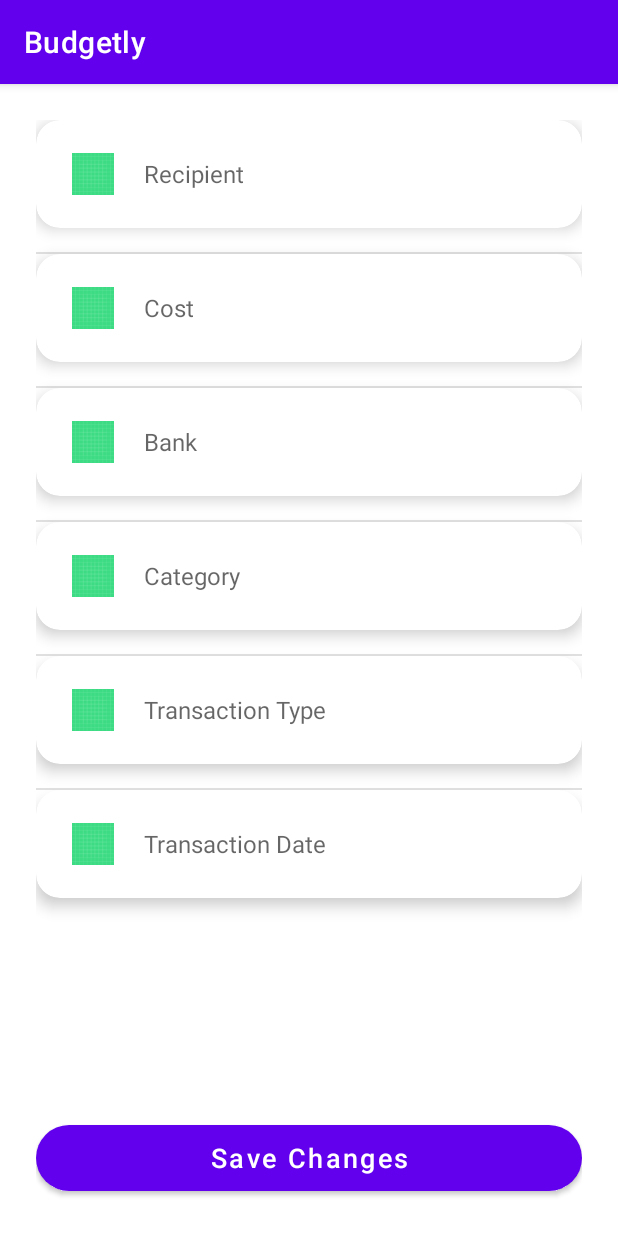
After one commit to Macuh/Budgetly, an Android app: the fragment EditTransactionFragment shown on its own in the app's theme, on a phone screen of 412 x 824 dp. The commit adds this screen. Run offline under Robolectric (Android 15) with nearby library versions, the phone set to English and light mode, and no system bars.

Commit message:
Added edit transaction fragment

```diff
--- /dev/null
+++ b/app/src/main/java/com/example/budgetly/main/listeners/EditTransactionButtonClickListener.java
@@ -0,0 +1,26 @@
+package com.example.budgetly.main.listeners;
+
+import android.view.View;
+
+import androidx.navigation.NavController;
+import androidx.navigation.Navigation;
+
+import com.example.budgetly.ui.transactionDetails.TransactionDetailsFragmentDirections;
+
+public class EditTransactionButtonClickListener implements View.OnClickListener {
+
+    private final String transactionId;
+
+    public EditTransactionButtonClickListener(String transactionId) {
+        this.transactionId = transactionId;
+    }
+
+    @Override
+    public void onClick(View v) {
+        TransactionDetailsFragmentDirections.ActionNavigationTransactionDetailsToEditTransaction action =
+                TransactionDetailsFragmentDirections.actionNavigationTransactionDetailsToEditTransaction(transactionId);
+
+        NavController navController = Navigation.findNavController(v);
+        navController.navigate(action);
+    }
+}
--- /dev/null
+++ b/app/src/main/java/com/example/budgetly/ui/editTransaction/EditTransactionFragment.java
@@ -0,0 +1,31 @@
+package com.example.budgetly.ui.editTransaction;
+
+import android.os.Bundle;
+import android.view.LayoutInflater;
+import android.view.View;
+import android.view.ViewGroup;
+
+import androidx.annotation.NonNull;
+import androidx.fragment.app.Fragment;
+
+import com.example.budgetly.databinding.FragmentEditTransactionBinding;
+
+
+public class EditTransactionFragment extends Fragment {
+
+    public EditTransactionFragment() {
+        // Required empty public constructor
+    }
+
+
+    @Override
+    public void onCreate(Bundle savedInstanceState) {
+        super.onCreate(savedInstanceState);
+    }
+
+    @Override
+    public View onCreateView(@NonNull LayoutInflater inflater, ViewGroup container, Bundle savedInstanceState) {
+        FragmentEditTransactionBinding binding = FragmentEditTransactionBinding.inflate(inflater, container, false);
+        return binding.getRoot();
+    }
+}
--- a/app/src/main/java/com/example/budgetly/ui/transactionDetails/TransactionDetailsFragment.java
+++ b/app/src/main/java/com/example/budgetly/ui/transactionDetails/TransactionDetailsFragment.java
@@ -15,6 +15,7 @@ import com.example.budgetly.R;
 import com.example.budgetly.databinding.FragmentTransactionDetailsBinding;
 import com.example.budgetly.main.dto.TransactionEntryDto;
 import com.example.budgetly.main.listeners.DeleteTransactionButtonClickListener;
+import com.example.budgetly.main.listeners.EditTransactionButtonClickListener;
 import com.example.budgetly.main.utils.DateUtils;
 
 import java.math.BigDecimal;
@@ -83,8 +84,12 @@ public class TransactionDetailsFragment extends Fragment {
         updateTextViewsInfo(binding, transactionDetailsViewModel, transactionEntryDto, recipientTransactions);
 
         DeleteTransactionButtonClickListener deleteClickListener = deleteClickListenerFactory.create(transactionId);
-        Button button = binding.btnDelete;
-        button.setOnClickListener(deleteClickListener);
+        Button deleteButton = binding.btnDelete;
+        deleteButton.setOnClickListener(deleteClickListener);
+
+        EditTransactionButtonClickListener editClickListener = new EditTransactionButtonClickListener(transactionId);
+        Button editButton = binding.btnEdit;
+        editButton.setOnClickListener(editClickListener);
 
         return binding.getRoot();
     }
--- a/app/src/main/res/layout/activity_main.xml
+++ b/app/src/main/res/layout/activity_main.xml
@@ -1,5 +1,6 @@
 <?xml version="1.0" encoding="utf-8"?>
-<androidx.constraintlayout.widget.ConstraintLayout xmlns:android="http://schemas.android.com/apk/res/android"
+<androidx.constraintlayout.widget.ConstraintLayout
+    xmlns:android="http://schemas.android.com/apk/res/android"
     xmlns:app="http://schemas.android.com/apk/res-auto"
     android:id="@+id/container"
     android:layout_width="match_parent"
@@ -22,7 +23,7 @@
         android:id="@+id/nav_host_fragment_activity_main"
         android:name="androidx.navigation.fragment.NavHostFragment"
         android:layout_width="match_parent"
-        android:layout_height="match_parent"
+        android:layout_height="0dp"
         app:defaultNavHost="true"
         app:layout_constraintBottom_toTopOf="@id/nav_view"
         app:layout_constraintLeft_toLeftOf="parent"
--- /dev/null
+++ b/app/src/main/res/layout/fragment_edit_transaction.xml
@@ -0,0 +1,263 @@
+<?xml version="1.0" encoding="utf-8"?>
+<androidx.constraintlayout.widget.ConstraintLayout
+    xmlns:android="http://schemas.android.com/apk/res/android"
+    xmlns:app="http://schemas.android.com/apk/res-auto"
+    android:layout_width="match_parent"
+    android:layout_height="match_parent"
+    android:padding="24dp">
+
+    <!-- Scroll container for inputs -->
+    <ScrollView
+        android:id="@+id/scrollContainer"
+        android:layout_width="0dp"
+        android:layout_height="0dp"
+        android:clipToPadding="false"
+        app:layout_constraintTop_toTopOf="parent"
+        app:layout_constraintBottom_toTopOf="@id/saveButton"
+        app:layout_constraintStart_toStartOf="parent"
+        app:layout_constraintEnd_toEndOf="parent"
+        android:paddingTop="0dp">
+
+        <LinearLayout
+            android:id="@+id/formContainer"
+            android:orientation="vertical"
+            android:layout_width="match_parent"
+            android:layout_height="wrap_content"
+            android:divider="?attr/dividerHorizontal"
+            android:showDividers="middle">
+
+            <!-- Recipient Card -->
+            <com.google.android.material.card.MaterialCardView
+                android:layout_width="match_parent"
+                android:layout_height="72dp"
+                android:layout_marginBottom="16dp"
+                app:cardElevation="6dp"
+                app:cardCornerRadius="16dp"
+                android:foreground="?attr/selectableItemBackground">
+
+                <LinearLayout
+                    android:layout_width="match_parent"
+                    android:layout_height="match_parent"
+                    android:orientation="horizontal"
+                    android:gravity="center_vertical"
+                    android:paddingHorizontal="24dp">
+
+                    <ImageView
+                        android:layout_width="28dp"
+                        android:layout_height="28dp"
+                        android:src="@drawable/ic_launcher_background" />
+
+                    <com.google.android.material.textfield.TextInputEditText
+                        android:id="@+id/recipientEditText"
+                        android:layout_width="0dp"
+                        android:layout_height="wrap_content"
+                        android:layout_marginStart="20dp"
+                        android:layout_weight="1"
+                        android:hint="Recipient"
+                        android:textColor="@color/white"
+                        android:textSize="16sp"
+                        android:background="@null"
+                        android:inputType="textPersonName"/>
+                </LinearLayout>
+            </com.google.android.material.card.MaterialCardView>
+
+            <!-- Cost Card -->
+            <com.google.android.material.card.MaterialCardView
+                android:layout_width="match_parent"
+                android:layout_height="72dp"
+                android:layout_marginBottom="16dp"
+                app:cardElevation="6dp"
+                app:cardCornerRadius="16dp"
+                android:foreground="?attr/selectableItemBackground">
+
+                <LinearLayout
+                    android:layout_width="match_parent"
+                    android:layout_height="match_parent"
+                    android:orientation="horizontal"
+                    android:gravity="center_vertical"
+                    android:paddingHorizontal="24dp">
+
+                    <ImageView
+                        android:layout_width="28dp"
+                        android:layout_height="28dp"
+                        android:src="@drawable/ic_launcher_background" />
+
+                    <com.google.android.material.textfield.TextInputEditText
+                        android:id="@+id/costEditText"
+                        android:layout_width="0dp"
+                        android:layout_height="wrap_content"
+                        android:layout_marginStart="20dp"
+                        android:layout_weight="1"
+                        android:hint="Cost"
+                        android:textColor="@color/white"
+                        android:textSize="16sp"
+                        android:background="@null"
+                        android:inputType="numberDecimal"/>
+                </LinearLayout>
+            </com.google.android.material.card.MaterialCardView>
+
+            <!-- Bank Card -->
+            <com.google.android.material.card.MaterialCardView
+                android:layout_width="match_parent"
+                android:layout_height="72dp"
+                android:layout_marginBottom="16dp"
+                app:cardElevation="6dp"
+                app:cardCornerRadius="16dp"
+                android:foreground="?attr/selectableItemBackground">
+
+                <LinearLayout
+                    android:layout_width="match_parent"
+                    android:layout_height="match_parent"
+                    android:orientation="horizontal"
+                    android:gravity="center_vertical"
+                    android:paddingHorizontal="24dp">
+
+                    <ImageView
+                        android:layout_width="28dp"
+                        android:layout_height="28dp"
+                        android:src="@drawable/ic_launcher_background"/>
+
+                    <AutoCompleteTextView
+                        android:id="@+id/bankAutoComplete"
+                        android:layout_width="0dp"
+                        android:layout_height="wrap_content"
+                        android:layout_marginStart="20dp"
+                        android:layout_weight="1"
+                        android:hint="Bank"
+                        android:textColor="@color/white"
+                        android:textSize="16sp"
+                        android:background="@null"
+                        android:inputType="none"
+                        android:popupBackground="@color/white" />
+                </LinearLayout>
+            </com.google.android.material.card.MaterialCardView>
+
+            <!-- Category Card -->
+            <com.google.android.material.card.MaterialCardView
+                android:layout_width="match_parent"
+                android:layout_height="72dp"
+                android:layout_marginBottom="16dp"
+                app:cardElevation="6dp"
+                app:cardCornerRadius="16dp"
+                android:foreground="?attr/selectableItemBackground">
+
+                <LinearLayout
+                    android:layout_width="match_parent"
+                    android:layout_height="match_parent"
+                    android:orientation="horizontal"
+                    android:gravity="center_vertical"
+                    android:paddingHorizontal="24dp">
+
+                    <ImageView
+                        android:layout_width="28dp"
+                        android:layout_height="28dp"
+                        android:src="@drawable/ic_launcher_background"/>
+
+                    <AutoCompleteTextView
+                        android:id="@+id/categoryAutoComplete"
+                        android:layout_width="0dp"
+                        android:layout_height="wrap_content"
+                        android:layout_marginStart="20dp"
+                        android:layout_weight="1"
+                        android:hint="Category"
+                        android:textColor="@color/white"
+                        android:textSize="16sp"
+                        android:background="@null"
+                        android:inputType="none"
+                        android:popupBackground="@color/white"/>
+                </LinearLayout>
+            </com.google.android.material.card.MaterialCardView>
+
+            <!-- Transaction Type Card -->
+            <com.google.android.material.card.MaterialCardView
+                android:layout_width="match_parent"
+                android:layout_height="72dp"
+                android:layout_marginBottom="16dp"
+                app:cardElevation="6dp"
+                app:cardCornerRadius="16dp"
+                android:foreground="?attr/selectableItemBackground">
+
+                <LinearLayout
+                    android:layout_width="match_parent"
+                    android:layout_height="match_parent"
+                    android:orientation="horizontal"
+                    android:gravity="center_vertical"
+                    android:paddingHorizontal="24dp">
+
+                    <ImageView
+                        android:layout_width="28dp"
+                        android:layout_height="28dp"
+                        android:src="@drawable/ic_launcher_background"/>
+
+                    <AutoCompleteTextView
+                        android:id="@+id/transactionTypeAutoComplete"
+                        android:layout_width="0dp"
+                        android:layout_height="wrap_content"
+                        android:layout_marginStart="20dp"
+                        android:layout_weight="1"
+                        android:hint="Transaction Type"
+                        android:textColor="@color/white"
+                        android:textSize="16sp"
+                        android:background="@null"
+                        android:inputType="none"
+                        android:popupBackground="@color/white"/>
+                </LinearLayout>
+            </com.google.android.material.card.MaterialCardView>
+
+            <!-- Date Card -->
+            <com.google.android.material.card.MaterialCardView
+                android:layout_width="match_parent"
+                android:layout_height="72dp"
+                android:layout_marginBottom="16dp"
+                app:cardElevation="6dp"
+                app:cardCornerRadius="16dp"
+                android:foreground="?attr/selectableItemBackground">
+
+                <LinearLayout
+                    android:layout_width="match_parent"
+                    android:layout_height="match_parent"
+                    android:orientation="horizontal"
+                    android:gravity="center_vertical"
+                    android:paddingHorizontal="24dp">
+
+                    <ImageView
+                        android:layout_width="28dp"
+                        android:layout_height="28dp"
+                        android:src="@drawable/ic_launcher_background"/>
+
+                    <com.google.android.material.textfield.TextInputEditText
+                        android:id="@+id/dateEditText"
+                        android:layout_width="0dp"
+                        android:layout_height="wrap_content"
+                        android:layout_marginStart="20dp"
+                        android:layout_weight="1"
+                        android:hint="Transaction Date"
+                        android:textColor="@color/white"
+                        android:textSize="16sp"
+                        android:focusable="false"
+                        android:clickable="true"
+                        android:background="@null"
+                        android:inputType="none"/>
+                </LinearLayout>
+            </com.google.android.material.card.MaterialCardView>
+
+        </LinearLayout>
+    </ScrollView>
+
+    <!-- Save Button -->
+    <com.google.android.material.button.MaterialButton
+        android:id="@+id/saveButton"
+        android:layout_width="0dp"
+        android:layout_height="56dp"
+        android:elevation="8dp"
+        android:text="Save Changes"
+        android:textAllCaps="false"
+        android:textColor="@android:color/white"
+        android:textSize="18sp"
+        app:cornerRadius="28dp"
+        app:layout_constraintBottom_toBottomOf="parent"
+        app:layout_constraintEnd_toEndOf="parent"
+        app:layout_constraintStart_toStartOf="parent"
+        app:layout_constraintTop_toBottomOf="@id/scrollContainer" />
+
+</androidx.constraintlayout.widget.ConstraintLayout>
--- a/app/src/main/res/layout/fragment_transaction_details.xml
+++ b/app/src/main/res/layout/fragment_transaction_details.xml
@@ -48,7 +48,7 @@
             android:layout_marginBottom="24dp">
 
             <Button
-                android:id="@+id/btn_send"
+                android:id="@+id/btn_edit"
                 android:layout_width="0dp"
                 android:layout_height="wrap_content"
                 android:layout_weight="1"
--- a/app/src/main/res/navigation/mobile_navigation.xml
+++ b/app/src/main/res/navigation/mobile_navigation.xml
@@ -36,6 +36,21 @@
         <argument
             android:name="transactionId"
             app:argType="string" />
+
+        <action
+            android:id="@+id/action_navigation_transactionDetails_to_editTransaction"
+            app:destination="@id/navigation_editTransaction" />
+    </fragment>
+
+    <fragment
+        android:id="@+id/navigation_editTransaction"
+        android:name="com.example.budgetly.ui.editTransaction.EditTransactionFragment"
+        android:label="@string/title_edit_transaction"
+        tools:layout="@layout/fragment_edit_transaction" >
+
+        <argument
+            android:name="transactionId"
+            app:argType="string" />
     </fragment>
 
 </navigation>
--- a/app/src/main/res/values/strings.xml
+++ b/app/src/main/res/values/strings.xml
@@ -3,6 +3,7 @@
     <string name="title_home">Home</string>
     <string name="title_transactions">Transactions</string>
     <string name="title_transactions_details">Transaction Details</string>
+    <string name="title_edit_transaction">Edit Transaction</string>
     <string name="title_notifications">Notifications</string>
 
     <!-- Notification Channel-->
```
